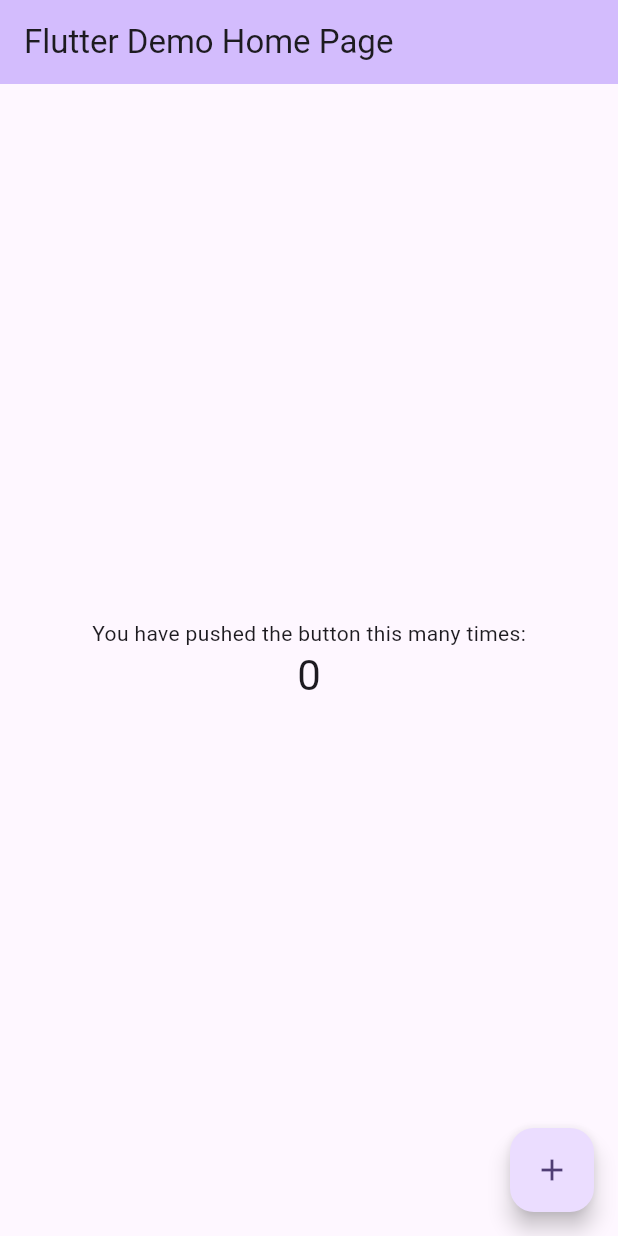
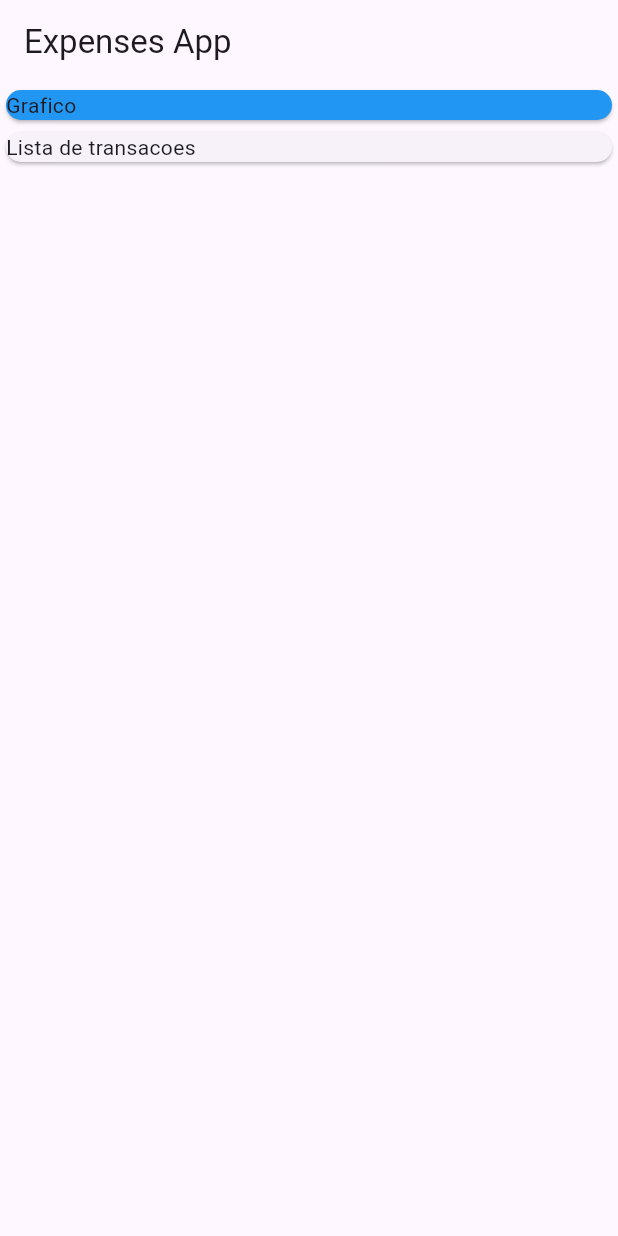
Before and after one commit to alyssoncnt/expenses, a Flutter app: the screen it shows after launch, on a phone screen of 412 x 824 dp. Run offline on Flutter 3.47's test engine with Material 3 defaults, Android fonts, the phone set to English and light mode, and no system bars.

Commit message:
Criacao dos cards iniciais

```diff
--- a/lib/main.dart
+++ b/lib/main.dart
@@ -1,125 +1,42 @@
 import 'package:flutter/material.dart';
 
-void main() {
-  runApp(const MyApp());
-}
+void main() => runApp(
+      const ExpensesApp(),
+    );
 
-class MyApp extends StatelessWidget {
-  const MyApp({super.key});
+class ExpensesApp extends StatelessWidget {
+  const ExpensesApp({super.key});
 
-  // This widget is the root of your application.
   @override
   Widget build(BuildContext context) {
-    return MaterialApp(
-      title: 'Flutter Demo',
-      theme: ThemeData(
-        // This is the theme of your application.
-        //
-        // TRY THIS: Try running your application with "flutter run". You'll see
-        // the application has a purple toolbar. Then, without quitting the app,
-        // try changing the seedColor in the colorScheme below to Colors.green
-        // and then invoke "hot reload" (save your changes or press the "hot
-        // reload" button in a Flutter-supported IDE, or press "r" if you used
-        // the command line to start the app).
-        //
-        // Notice that the counter didn't reset back to zero; the application
-        // state is not lost during the reload. To reset the state, use hot
-        // restart instead.
-        //
-        // This works for code too, not just values: Most code changes can be
-        // tested with just a hot reload.
-        colorScheme: ColorScheme.fromSeed(seedColor: Colors.deepPurple),
-        useMaterial3: true,
-      ),
-      home: const MyHomePage(title: 'Flutter Demo Home Page'),
+    return const MaterialApp(
+      home: MyHomePage(),
     );
   }
 }
 
-class MyHomePage extends StatefulWidget {
-  const MyHomePage({super.key, required this.title});
-
-  // This widget is the home page of your application. It is stateful, meaning
-  // that it has a State object (defined below) that contains fields that affect
-  // how it looks.
-
-  // This class is the configuration for the state. It holds the values (in this
-  // case the title) provided by the parent (in this case the App widget) and
-  // used by the build method of the State. Fields in a Widget subclass are
-  // always marked "final".
-
-  final String title;
-
-  @override
-  State<MyHomePage> createState() => _MyHomePageState();
-}
-
-class _MyHomePageState extends State<MyHomePage> {
-  int _counter = 0;
-
-  void _incrementCounter() {
-    setState(() {
-      // This call to setState tells the Flutter framework that something has
-      // changed in this State, which causes it to rerun the build method below
-      // so that the display can reflect the updated values. If we changed
-      // _counter without calling setState(), then the build method would not be
-      // called again, and so nothing would appear to happen.
-      _counter++;
-    });
-  }
+class MyHomePage extends StatelessWidget {
+  const MyHomePage({super.key});
 
   @override
   Widget build(BuildContext context) {
-    // This method is rerun every time setState is called, for instance as done
-    // by the _incrementCounter method above.
-    //
-    // The Flutter framework has been optimized to make rerunning build methods
-    // fast, so that you can just rebuild anything that needs updating rather
-    // than having to individually change instances of widgets.
     return Scaffold(
       appBar: AppBar(
-        // TRY THIS: Try changing the color here to a specific color (to
-        // Colors.amber, perhaps?) and trigger a hot reload to see the AppBar
-        // change color while the other colors stay the same.
-        backgroundColor: Theme.of(context).colorScheme.inversePrimary,
-        // Here we take the value from the MyHomePage object that was created by
-        // the App.build method, and use it to set our appbar title.
-        title: Text(widget.title),
+        title: const Text("Expenses App"),
       ),
-      body: Center(
-        // Center is a layout widget. It takes a single child and positions it
-        // in the middle of the parent.
-        child: Column(
-          // Column is also a layout widget. It takes a list of children and
-          // arranges them vertically. By default, it sizes itself to fit its
-          // children horizontally, and tries to be as tall as its parent.
-          //
-          // Column has various properties to control how it sizes itself and
-          // how it positions its children. Here we use mainAxisAlignment to
-          // center the children vertically; the main axis here is the vertical
-          // axis because Columns are vertical (the cross axis would be
-          // horizontal).
-          //
-          // TRY THIS: Invoke "debug painting" (choose the "Toggle Debug Paint"
-          // action in the IDE, or press "p" in the console), to see the
-          // wireframe for each widget.
-          mainAxisAlignment: MainAxisAlignment.center,
-          children: <Widget>[
-            const Text(
-              'You have pushed the button this many times:',
+      body: const Column(
+        mainAxisAlignment: MainAxisAlignment.start,
+        crossAxisAlignment: CrossAxisAlignment.stretch,
+        children: [
+          SizedBox(
+            child: Card(
+              color: Colors.blue,
+              child: Text('Grafico'),
             ),
-            Text(
-              '$_counter',
-              style: Theme.of(context).textTheme.headlineMedium,
-            ),
-          ],
-        ),
+          ),
+          Card(child: Text('Lista de transacoes')),
+        ],
       ),
-      floatingActionButton: FloatingActionButton(
-        onPressed: _incrementCounter,
-        tooltip: 'Increment',
-        child: const Icon(Icons.add),
-      ), // This trailing comma makes auto-formatting nicer for build methods.
     );
   }
 }
```
Also changed, not shown: 1 other file.
